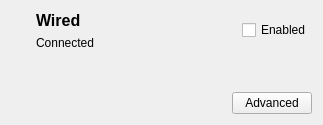
This is manager/wiredpage.ui in OSSystems/qconnman-ui as Qt 5 draws it before an edit. The edited form follows.
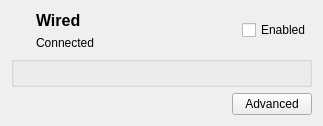
This is the edited form. Icons and pictures are not drawn. Custom widgets are drawn as their Qt base class.

Commit message: Ipv4Widget: Replace QFrame -> QGroupBox

What changed in the file:
```diff
--- a/manager/wiredpage.ui
+++ b/manager/wiredpage.ui
@@ -145,7 +145,7 @@
  <customwidgets>
   <customwidget>
    <class>Ipv4Widget</class>
-   <extends>QFrame</extends>
+   <extends>QGroupBox</extends>
    <header>ipv4widget.h</header>
    <container>1</container>
   </customwidget>
```
The commit also changes 3 other files.
